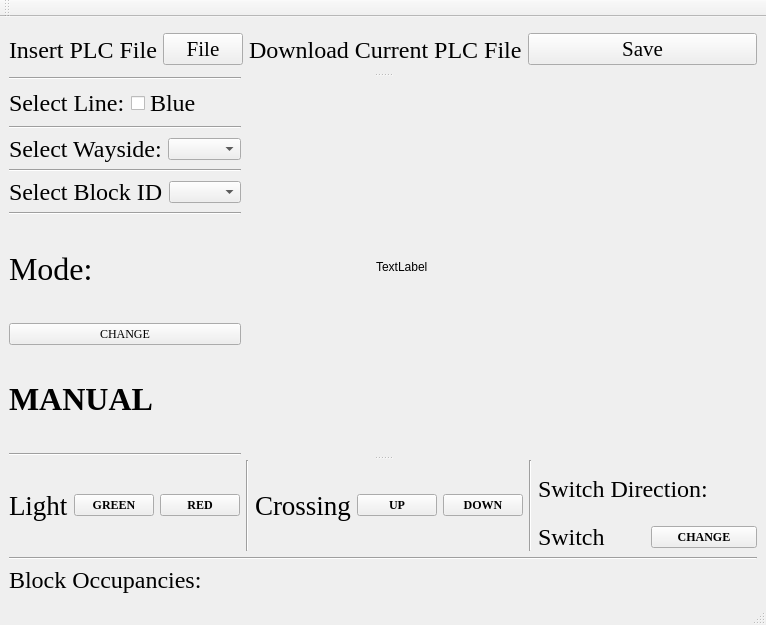
asmithie13/ECE-1140, file Wayside SW/Wayside_UI_Rough.ui: the form before one commit.
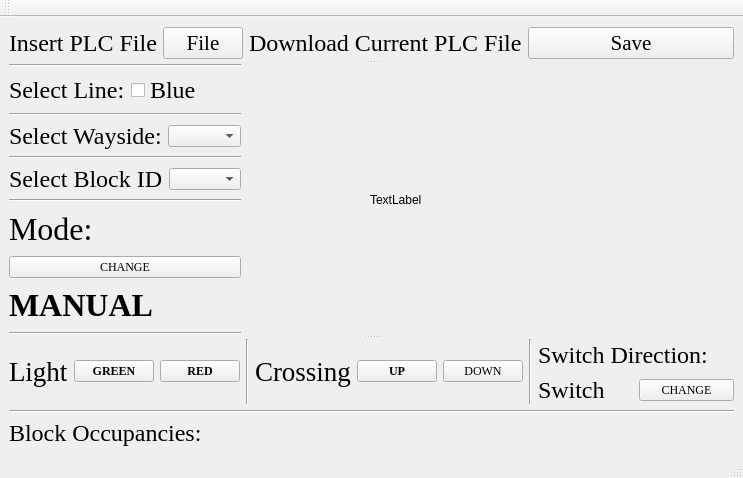
The form after the commit.

```diff
--- a/Wayside SW/Wayside_UI_Rough.ui
+++ b/Wayside SW/Wayside_UI_Rough.ui
@@ -6,8 +6,8 @@
    <rect>
     <x>0</x>
     <y>0</y>
-    <width>766</width>
-    <height>625</height>
+    <width>743</width>
+    <height>478</height>
    </rect>
   </property>
   <property name="windowTitle">
@@ -402,8 +402,6 @@
               <property name="font">
                <font>
                 <family>Times New Roman</family>
-                <weight>75</weight>
-                <bold>true</bold>
                </font>
               </property>
               <property name="text">
@@ -474,8 +472,6 @@
               <property name="font">
                <font>
                 <family>Times New Roman</family>
-                <weight>75</weight>
-                <bold>true</bold>
                </font>
               </property>
               <property name="text">
```
